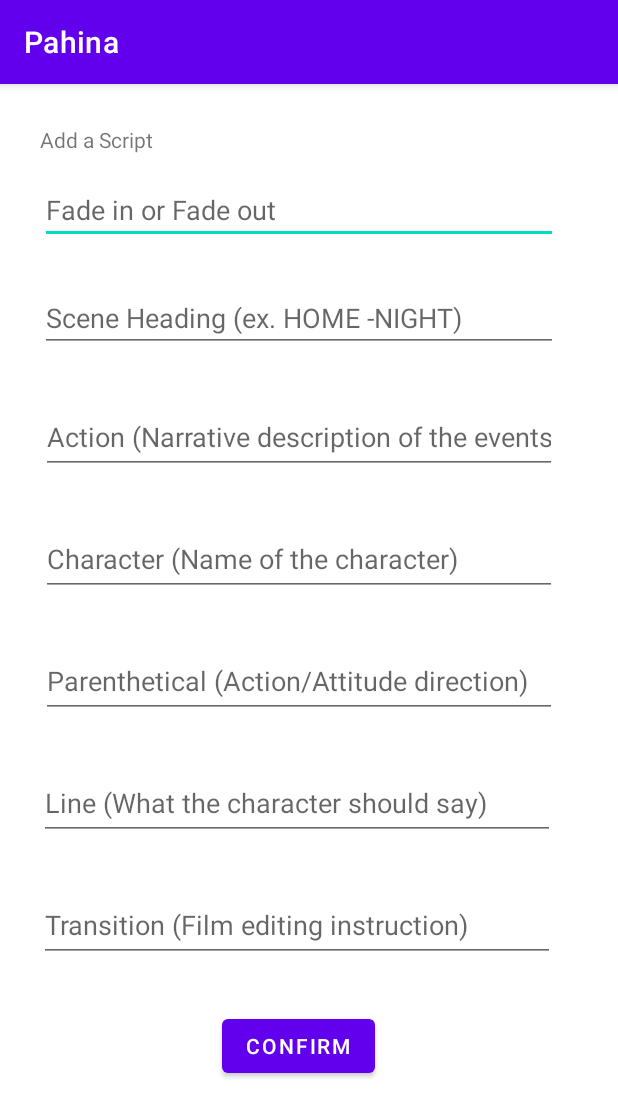
After one commit to BhrentCaliging/Group8-BhReyVi, an Android app: the ScriptAddActivity screen opened directly, with no data from a screen before it, on a phone screen of 412 x 824 dp. The commit adds this screen. Shown: the top 1117 px of the screen. Run offline under Robolectric (Android 15) with nearby library versions, the light colour scheme and no system bars; our stand-ins replace Firebase (no records; nobody signed in at launch, a user with empty details on screens opened directly).

Commit message:
Created Script Function

```diff
--- a/app/build.gradle
+++ b/app/build.gradle
@@ -1,6 +1,7 @@
 plugins {
     id 'com.android.application'
     id 'kotlin-android'
+    id 'com.google.gms.google-services'
 }
 
 android {
@@ -38,6 +39,7 @@ dependencies {
     implementation 'androidx.appcompat:appcompat:1.1.0'
     implementation 'com.google.android.material:material:1.1.0'
     implementation 'androidx.constraintlayout:constraintlayout:1.1.3'
+    implementation 'com.google.firebase:firebase-database:19.5.1'
     testImplementation 'junit:junit:4.+'
     androidTestImplementation 'androidx.test.ext:junit:1.1.1'
     androidTestImplementation 'androidx.test.espresso:espresso-core:3.2.0'
--- a/app/src/main/AndroidManifest.xml
+++ b/app/src/main/AndroidManifest.xml
@@ -9,7 +9,9 @@
         android:roundIcon="@drawable/output"
         android:supportsRtl="true"
         android:theme="@style/Theme.ForActivities">
-        <activity android:name=".ProfileActivity"></activity>
+        <activity android:name=".ScriptEditActivity"></activity>
+        <activity android:name=".ScriptAddActivity" />
+        <activity android:name=".ProfileActivity" />
         <activity android:name=".ScriptActivity" />
         <activity android:name=".BookActivity" />
         <activity android:name=".DiaryActivity" />
--- /dev/null
+++ b/app/src/main/java/com/example/foractivities/ScriptAddActivity.kt
@@ -0,0 +1,69 @@
+package com.example.foractivities
+
+import androidx.appcompat.app.AppCompatActivity
+import android.os.Bundle
+import android.os.Handler
+import android.widget.Button
+import android.widget.EditText
+import android.widget.Toast
+import com.example.foractivities.handlers.ScriptHandler
+import com.example.foractivities.models.Script
+
+class ScriptAddActivity : AppCompatActivity() {
+    lateinit var btn_confirm: Button
+    lateinit var et_fade: EditText
+    lateinit var et_scene: EditText
+    lateinit var et_action: EditText
+    lateinit var et_character: EditText
+    lateinit var et_parenthetical: EditText
+    lateinit var et_line: EditText
+    lateinit var et_transition: EditText
+    lateinit var scriptHandler: ScriptHandler
+
+    override fun onCreate(savedInstanceState: Bundle?) {
+        super.onCreate(savedInstanceState)
+        setContentView(R.layout.activity_script_add)
+
+        et_fade = findViewById(R.id.et_fade)
+        et_scene = findViewById(R.id.et_sceneHeading)
+        et_action = findViewById(R.id.et_action)
+        et_character = findViewById(R.id.et_character)
+        et_parenthetical = findViewById(R.id.et_parenthetical)
+        et_line = findViewById(R.id.et_line)
+        et_transition = findViewById(R.id.et_transition)
+        scriptHandler = ScriptHandler()
+        btn_confirm = findViewById(R.id.btn_confirm_script)
+
+        btn_confirm.setOnClickListener {
+            val fade = et_fade.text.toString()
+            val scene = et_scene.text.toString()
+            val action = et_action.text.toString()
+            val character = et_character.text.toString()
+            val parenthetical = et_parenthetical.text.toString()
+            val line = et_line.text.toString()
+            val transition = et_transition.text.toString()
+
+            val script = Script(fade = fade, scene = scene, action = action, character = character, parenthetical = parenthetical, line = line, transition = transition)
+
+            if(et_fade.text.toString().isNotEmpty() && et_scene.text.toString().isNotEmpty() && et_action.text.toString().isNotEmpty() && et_character.text.toString().isNotEmpty()
+                && et_parenthetical.text.toString().isNotEmpty() && et_line.text.toString().isNotEmpty() && et_transition.text.toString().isNotEmpty()){
+                scriptHandler.create(script)
+                Toast.makeText(applicationContext, "Script added successfully", Toast.LENGTH_SHORT).show()
+                clearFields()
+            }
+            else {
+                Toast.makeText(applicationContext, "Please enter the credentials", Toast.LENGTH_SHORT).show()
+            }
+        }
+    }
+
+    fun clearFields(){
+        et_fade.text.clear()
+        et_scene.text.clear()
+        et_action.text.clear()
+        et_character.text.clear()
+        et_parenthetical.text.clear()
+        et_line.text.clear()
+        et_transition.text.clear()
+    }
+}
--- /dev/null
+++ b/app/src/main/res/layout/activity_script_add.xml
@@ -0,0 +1,134 @@
+<?xml version="1.0" encoding="utf-8"?>
+<androidx.constraintlayout.widget.ConstraintLayout xmlns:android="http://schemas.android.com/apk/res/android"
+    xmlns:app="http://schemas.android.com/apk/res-auto"
+    xmlns:tools="http://schemas.android.com/tools"
+    android:layout_width="match_parent"
+    android:layout_height="match_parent"
+    tools:context=".ScriptAddActivity">
+
+    <EditText
+        android:id="@+id/et_fade"
+        android:layout_width="345dp"
+        android:layout_height="40dp"
+        android:layout_marginStart="26dp"
+        android:layout_marginTop="20dp"
+        android:layout_marginEnd="40dp"
+        android:ems="10"
+        android:hint="Fade in or Fade out"
+        android:inputType="textPersonName"
+        app:layout_constraintEnd_toEndOf="parent"
+        app:layout_constraintStart_toStartOf="parent"
+        app:layout_constraintTop_toBottomOf="@+id/tv_addScript" />
+
+    <EditText
+        android:id="@+id/et_sceneHeading"
+        android:layout_width="345dp"
+        android:layout_height="40dp"
+        android:layout_marginStart="26dp"
+        android:layout_marginTop="32dp"
+        android:layout_marginEnd="40dp"
+        android:ems="10"
+        android:hint="Scene Heading (ex. HOME -NIGHT)"
+        android:inputType="textPersonName"
+        app:layout_constraintEnd_toEndOf="parent"
+        app:layout_constraintStart_toStartOf="parent"
+        app:layout_constraintTop_toBottomOf="@+id/et_fade" />
+
+    <EditText
+        android:id="@+id/et_action"
+        android:layout_width="344dp"
+        android:layout_height="49dp"
+        android:layout_marginStart="26dp"
+        android:layout_marginTop="32dp"
+        android:layout_marginEnd="40dp"
+        android:ems="10"
+        android:hint="Action (Narrative description of the events)"
+        android:inputType="textPersonName"
+        app:layout_constraintEnd_toEndOf="parent"
+        app:layout_constraintStart_toStartOf="parent"
+        app:layout_constraintTop_toBottomOf="@+id/et_sceneHeading" />
+
+    <EditText
+        android:id="@+id/et_character"
+        android:layout_width="344dp"
+        android:layout_height="49dp"
+        android:layout_marginStart="26dp"
+        android:layout_marginTop="32dp"
+        android:layout_marginEnd="40dp"
+        android:ems="10"
+        android:hint="Character (Name of the character)"
+        android:inputType="textPersonName"
+        app:layout_constraintEnd_toEndOf="parent"
+        app:layout_constraintStart_toStartOf="parent"
+        app:layout_constraintTop_toBottomOf="@+id/et_action" />
+
+    <EditText
+        android:id="@+id/et_parenthetical"
+        android:layout_width="344dp"
+        android:layout_height="49dp"
+        android:layout_marginStart="26dp"
+        android:layout_marginTop="32dp"
+        android:layout_marginEnd="40dp"
+        android:ems="10"
+        android:hint="Parenthetical (Action/Attitude direction)"
+        android:inputType="textPersonName"
+        app:layout_constraintEnd_toEndOf="parent"
+        app:layout_constraintStart_toStartOf="parent"
+        app:layout_constraintTop_toBottomOf="@+id/et_character" />
+
+    <EditText
+        android:id="@+id/et_line"
+        android:layout_width="344dp"
+        android:layout_height="49dp"
+        android:layout_marginStart="26dp"
+        android:layout_marginTop="32dp"
+        android:layout_marginEnd="40dp"
+        android:ems="10"
+        android:hint="Line (What the character should say)"
+        android:inputType="textPersonName"
+        app:layout_constraintEnd_toEndOf="parent"
+        app:layout_constraintHorizontal_bias="0.0"
+        app:layout_constraintStart_toStartOf="parent"
+        app:layout_constraintTop_toBottomOf="@+id/et_parenthetical" />
+
+    <EditText
+        android:id="@+id/et_transition"
+        android:layout_width="344dp"
+        android:layout_height="49dp"
+        android:layout_marginStart="26dp"
+        android:layout_marginTop="32dp"
+        android:layout_marginEnd="40dp"
+        android:ems="10"
+        android:hint="Transition (Film editing instruction)"
+        android:inputType="textPersonName"
+        app:layout_constraintEnd_toEndOf="parent"
+        app:layout_constraintHorizontal_bias="0.0"
+        app:layout_constraintStart_toStartOf="parent"
+        app:layout_constraintTop_toBottomOf="@+id/et_line" />
+
+    <TextView
+        android:id="@+id/tv_addScript"
+        android:layout_width="wrap_content"
+        android:layout_height="wrap_content"
+        android:layout_marginStart="26dp"
+        android:layout_marginTop="27dp"
+        android:layout_marginEnd="306dp"
+        android:text="Add a Script "
+        app:layout_constraintEnd_toEndOf="parent"
+        app:layout_constraintStart_toStartOf="parent"
+        app:layout_constraintTop_toTopOf="parent" />
+
+    <Button
+        android:id="@+id/btn_confirm_script"
+        android:layout_width="wrap_content"
+        android:layout_height="wrap_content"
+        android:layout_marginStart="156dp"
+        android:layout_marginTop="32dp"
+        android:layout_marginEnd="162dp"
+        android:text="Confirm"
+        app:layout_constraintEnd_toEndOf="parent"
+        app:layout_constraintHorizontal_bias="1.0"
+        app:layout_constraintStart_toStartOf="parent"
+        app:layout_constraintTop_toBottomOf="@+id/et_transition" />
+
+</androidx.constraintlayout.widget.ConstraintLayout>
--- /dev/null
+++ b/app/src/main/res/menu/script_menu.xml
@@ -0,0 +1,5 @@
+<?xml version="1.0" encoding="utf-8"?>
+<menu xmlns:android="http://schemas.android.com/apk/res/android">
+    <item android:id="@+id/go_to_add_script"
+        android:title="Add a Script"></item>
+</menu>
--- a/build.gradle
+++ b/build.gradle
@@ -8,6 +8,7 @@ buildscript {
     dependencies {
         classpath "com.android.tools.build:gradle:4.1.0"
         classpath "org.jetbrains.kotlin:kotlin-gradle-plugin:$kotlin_version"
+        classpath 'com.google.gms:google-services:4.3.4'
 
         // NOTE: Do not place your application dependencies here; they belong
         // in the individual module build.gradle files
```
Also changed, not shown: app/src/main/java/com/example/foractivities/ScriptActivity.kt (+89 -0 lines), app/src/main/java/com/example/foractivities/ScriptEditActivity.kt (added, +67 -0 lines), app/src/main/java/com/example/foractivities/handlers/ScriptHandler.kt (added, +33 -0 lines), app/src/main/java/com/example/foractivities/models/Script.kt (added, +18 -0 lines), app/src/main/res/layout/activity_script.xml (+25 -0 lines), app/src/main/res/layout/activity_script_edit.xml (added, +136 -0 lines), app/src/main/res/menu/script_item_menu.xml (added, +7 -0 lines), 1 other file.
